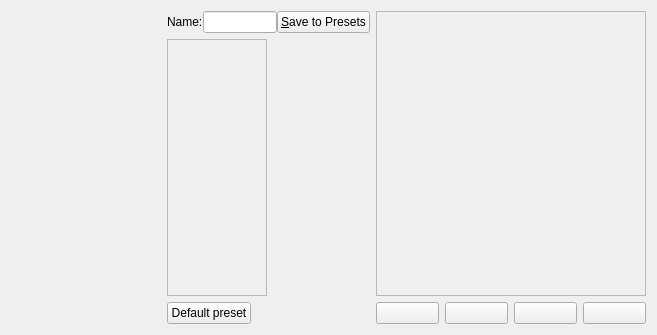
KDE/krita, file krita/ui/forms/wdgpaintopsettings.ui: the form before one commit.
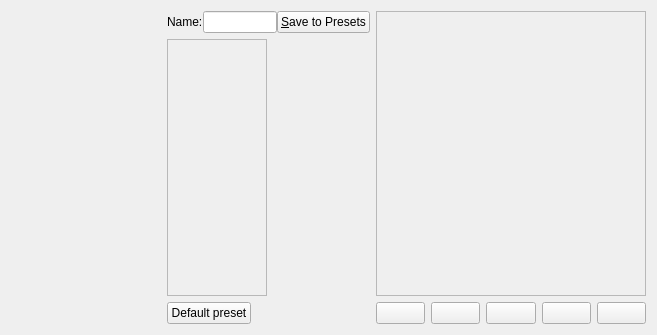
The form after the commit. Custom widgets are drawn as their Qt base class.

Commit message:
Added separate button for painting the preset icon on the scratchpad
We discussed this on IRC today, it is more convenient to paint the icon
on demand only, because it doesn't correspond to the actual stroke style
in any way, especially because of different zoom and scale

The edit to the form file:
```diff
--- a/krita/ui/forms/wdgpaintopsettings.ui
+++ b/krita/ui/forms/wdgpaintopsettings.ui
@@ -40,7 +40,14 @@
     </widget>
    </item>
    <item row="2" column="2">
-    <layout class="QHBoxLayout" name="horizontalLayout_2" stretch="0,0,0,0">
+    <layout class="QHBoxLayout" name="horizontalLayout_2" stretch="0,0,0,0,0">
+     <item>
+      <widget class="QPushButton" name="paintPresetIcon">
+       <property name="text">
+        <string/>
+       </property>
+      </widget>
+     </item>
      <item>
       <widget class="QPushButton" name="fillLayer">
        <property name="text">
```
The commit also changes 1 other file.
